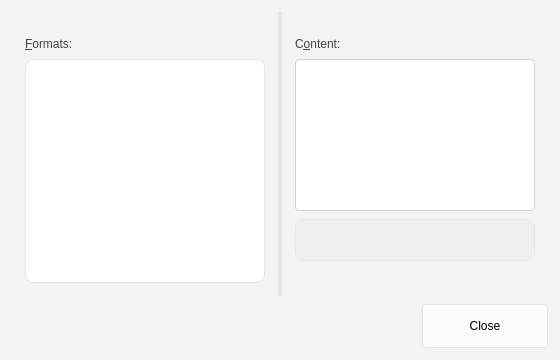
This is src/ui/clipboarddialog.ui in ForgetiExistence/CopyQ as Qt 5 draws it before an edit. The edited form follows.
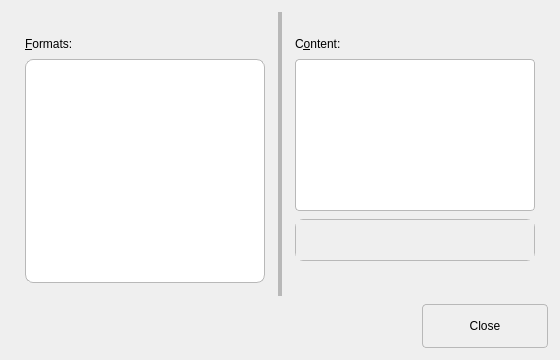
This is the edited form.

Commit message: Fix Win11 regressions: blank window, invisible menus, forced light theme

```diff
--- a/src/ui/clipboarddialog.ui
+++ b/src/ui/clipboarddialog.ui
@@ -21,11 +21,11 @@
   </property>
   <property name="styleSheet">
    <string notr="true">QDialog {
-    background-color: #F3F3F3;
+    background-color: palette(window);
 }
 
 QLabel {
-    color: #444444;
+    color: palette(text);
 }
 
 QPushButton {
@@ -33,8 +33,8 @@
     padding: 5px 12px;
     min-height: 32px;
     min-width: 100px;
-    border: 1px solid #E5E5E5;
-    background-color: #FBFBFB;
+    border: 1px solid palette(mid);
+    background-color: palette(button);
 }
 QPushButton:hover {
     background-color: #F5F5F5;
@@ -48,8 +48,8 @@
     padding: 5px 12px;
     min-height: 32px;
     min-width: 100px;
-    border: 1px solid #E5E5E5;
-    background-color: #FBFBFB;
+    border: 1px solid palette(mid);
+    background-color: palette(button);
 }
 QDialogButtonBox QPushButton:hover {
     background-color: #F5F5F5;
@@ -60,17 +60,17 @@
 
 QLineEdit, QTextEdit, QPlainTextEdit {
     border-radius: 4px;
-    border: 1px solid #D1D1D1;
+    border: 1px solid palette(mid);
     padding: 5px 8px;
-    background-color: #FFFFFF;
+    background-color: palette(base);
 }
 
 QComboBox {
     border-radius: 4px;
-    border: 1px solid #D1D1D1;
+    border: 1px solid palette(mid);
     padding: 5px 8px;
     min-height: 24px;
-    background-color: #FFFFFF;
+    background-color: palette(base);
 }
 
 QCheckBox, QRadioButton {
@@ -79,10 +79,10 @@
 
 QGroupBox {
     border-radius: 8px;
-    border: 1px solid #E5E5E5;
+    border: 1px solid palette(mid);
     margin-top: 12px;
     padding: 12px;
-    background-color: #FBFBFB;
+    background-color: palette(button);
 }
 
 QGroupBox#group1, QGroupBox#group2 {
@@ -94,12 +94,12 @@
 
 QListWidget, QTreeWidget, QTableWidget {
     border-radius: 8px;
-    border: 1px solid #E5E5E5;
-    background-color: #FFFFFF;
+    border: 1px solid palette(mid);
+    background-color: palette(base);
 }
 
 QTabWidget::pane {
-    border: 1px solid #E5E5E5;
+    border: 1px solid palette(mid);
     border-radius: 8px;
 }
 QTabBar::tab {
@@ -108,20 +108,20 @@
     margin-right: 4px;
 }
 QTabBar::tab:selected {
-    background-color: #0078D4;
-    color: #FFFFFF;
+    background-color: palette(highlight);
+    color: palette(highlighted-text);
 }
 
 QSplitter::handle:horizontal {
-    background-color: #E5E5E5;
+    background-color: palette(mid);
     width: 1px;
     margin: 0;
 }
 
 QScrollArea {
     border-radius: 8px;
-    border: 1px solid #E5E5E5;
-    background-color: #FFFFFF;
+    border: 1px solid palette(mid);
+    background-color: palette(base);
 }
 
 QScrollBar {
@@ -131,7 +131,7 @@
     margin: 0;
 }
 QScrollBar::handle {
-    background: #C0C0C0;
+    background: palette(mid);
     border-radius: 4px;
     min-height: 24px;
     min-width: 24px;
```
Left out of the diff: 22 changed lines with no effect on the pictures. The commit also changes 34 other files.
